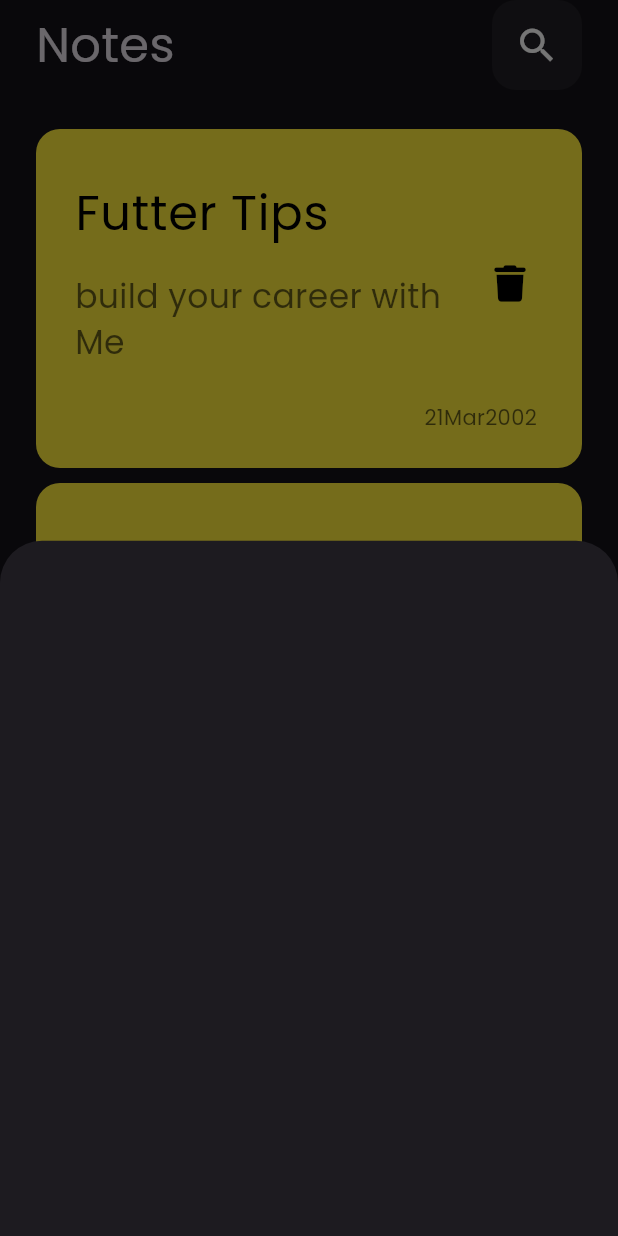
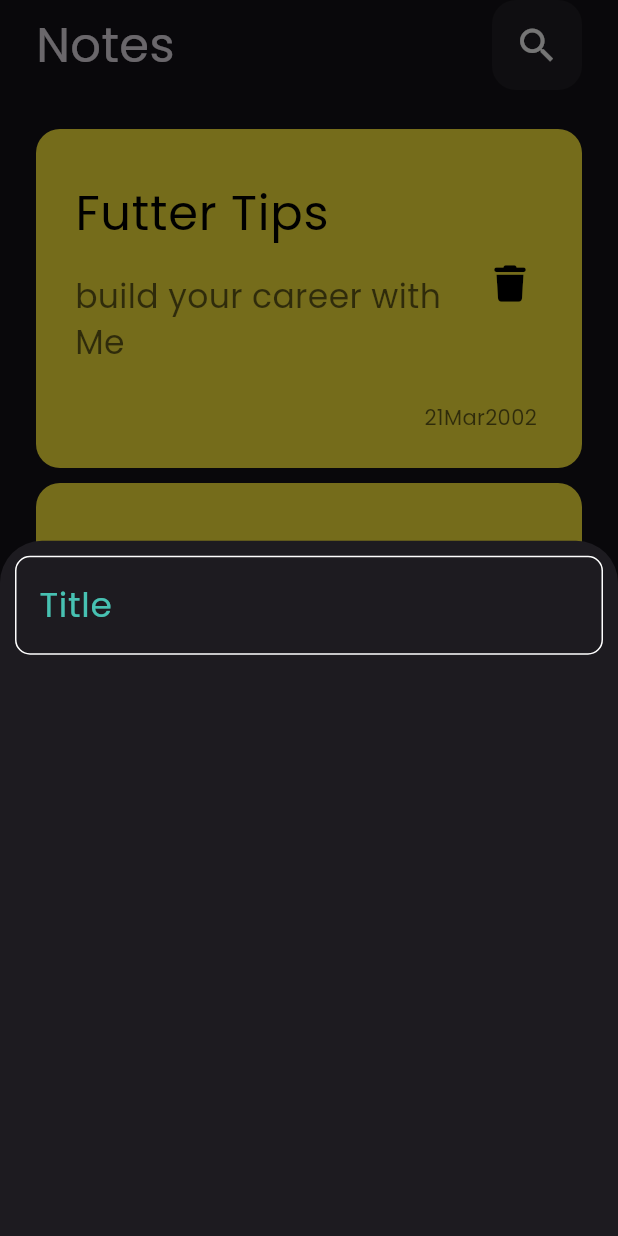
Before and after one commit to MarianAdly21/NotesApp, a Flutter app: the screen it shows after launch, after a tap on the "add" icon, on a phone screen of 412 x 824 dp. Run offline on Flutter 3.47's test engine with Material 3 defaults, Android fonts, the phone set to English and light mode, and no system bars; our stand-ins replace font_awesome_flutter.

Commit message:
create custom text field

```diff
--- /dev/null
+++ b/lib/constants.dart
@@ -0,0 +1,3 @@
+import 'package:flutter/material.dart';
+
+const kPrimeryColor = Color(0xff52ebd6);
--- a/lib/views/notes_view.dart
+++ b/lib/views/notes_view.dart
@@ -1,4 +1,5 @@
 import 'package:flutter/material.dart';
+import 'package:notes_app/constants.dart';
 import 'package:notes_app/widget/add_note_bottom_sheet.dart';
 import 'package:notes_app/widget/notes_view_body.dart';
 
@@ -9,7 +10,7 @@ class NotesView extends StatelessWidget {
   Widget build(BuildContext context) {
     return Scaffold(
       floatingActionButton: FloatingActionButton(
-        backgroundColor: Colors.white,
+        backgroundColor:kPrimeryColor,
         onPressed: () {
           showModalBottomSheet(
               context: context,
--- a/lib/widget/add_note_bottom_sheet.dart
+++ b/lib/widget/add_note_bottom_sheet.dart
@@ -1,10 +1,17 @@
 import 'package:flutter/material.dart';
+import 'package:notes_app/constants.dart';
+import 'package:notes_app/widget/custom_text_field.dart';
 
 class AddNoteBottomSheet extends StatelessWidget {
   const AddNoteBottomSheet({super.key});
 
   @override
   Widget build(BuildContext context) {
-    return Container();
+    return Padding(
+      padding: const EdgeInsets.all(10),
+      child: Column(
+        children: [CustomTextField()],
+      ),
+    );
   }
 }
--- /dev/null
+++ b/lib/widget/custom_text_field.dart
@@ -0,0 +1,34 @@
+import 'package:flutter/material.dart';
+import 'package:notes_app/constants.dart';
+
+class CustomTextField extends StatelessWidget {
+  const CustomTextField({super.key});
+
+  @override
+  Widget build(BuildContext context) {
+    return  TextField(
+            cursorColor: kPrimeryColor,
+            decoration: InputDecoration(
+                hintText: "Title",
+                hintStyle: TextStyle(
+                  color: kPrimeryColor.withOpacity(.8),
+                  fontSize: 23,
+                ),
+                focusedBorder: buildBorder(kPrimeryColor),
+                enabledBorder: buildBorder(),
+                border: buildBorder()),
+          );
+  }
+
+
+
+
+
+
+   OutlineInputBorder buildBorder([color]) {
+    return OutlineInputBorder(
+      borderRadius: BorderRadius.circular(10),
+      borderSide: BorderSide(color: color ?? Colors.white),
+    );
+  }
+}
```
